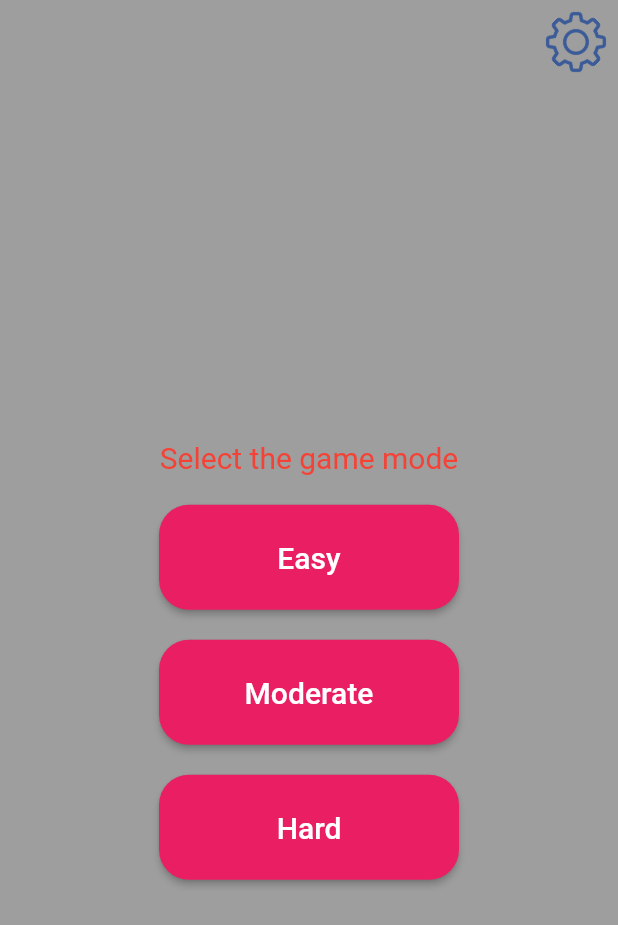
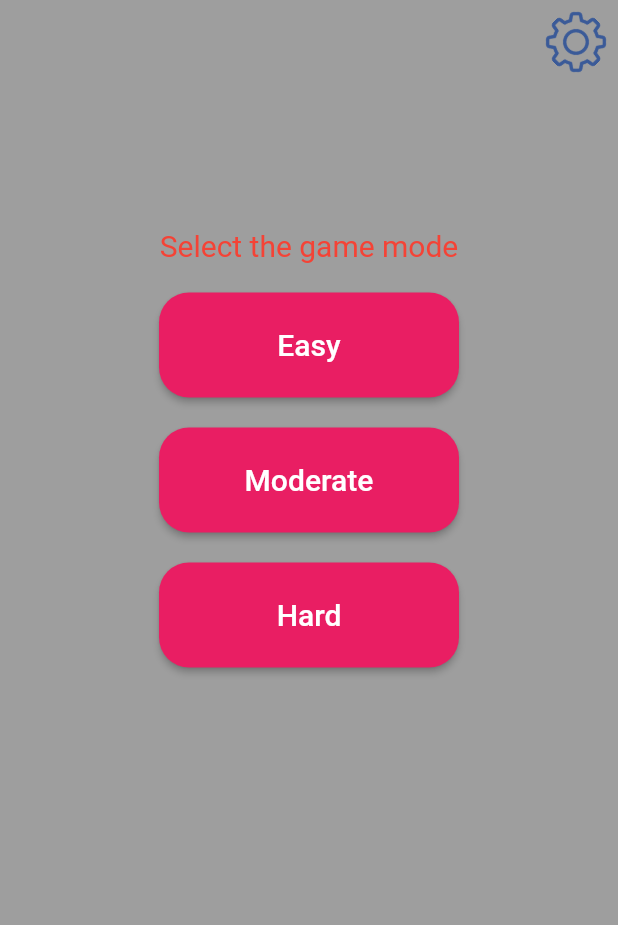
Before and after one commit to WaifuForever/flutter_mine, a Flutter app: the screen it shows after launch, on a phone screen of 412 x 824 dp. Shown: the top 925 px of the screen. Run offline on Flutter 3.47's test engine with Material 2 defaults, Android fonts, the light colour scheme and no system bars.

Commit message:
watch down

```diff
--- a/lib/components/campo_widget.dart
+++ b/lib/components/campo_widget.dart
@@ -1,13 +1,12 @@
 import 'package:flutter/material.dart';
 import '../models/campo.dart';
-
-
 
 class CampoWidget extends StatelessWidget {
 
   final Campo campo;
   final void Function(Campo) onAbrir;
   final void Function(Campo) onAlternarMarcacao;
+
 
   CampoWidget({
     @required this.campo,
@@ -31,15 +30,12 @@ class CampoWidget extends StatelessWidget {
     }
   }
 
-
   @override
   Widget build(BuildContext context) {
    return InkWell(
      onTap: () => onAbrir(campo),
      onLongPress: () => onAlternarMarcacao(campo),
      child: _getImage(),
-
    );
   }
-
 }
--- a/lib/screens/mainPage/menu.dart
+++ b/lib/screens/mainPage/menu.dart
@@ -1,8 +1,9 @@
+import 'package:flutter/cupertino.dart';
 import 'package:flutter/material.dart';
 import 'package:flutter_mine/components/mode_button.dart';
 import 'dart:math' as math;
 
-class Home extends StatefulWidget{
+class Home extends StatefulWidget {
 
   @override
   _Home createState() => _Home();
@@ -11,17 +12,97 @@ class Home extends StatefulWidget{
 
 class _Home extends State<Home>{
 
+  bool show_config = false;
+
   @override
   Widget build(BuildContext context) {
     return MaterialApp(
       home: Scaffold(
-        appBar: _AppBar(),
-        body: Container(
+        body:
+            Container(
               color: Colors.grey,
+              child: Column(
 
+                children: <Widget>[
+                  get_appbar(context),
+
+                  get_menu(context),
+                ],
+              ),
+            ),
+      ),
+    );
+  }
+
+
+  Widget get_appbar(BuildContext context) {
+    double spin = 0.75;
+      return Container(
+        child: SafeArea(
+          child: LayoutBuilder(
+            builder: (context, constraints) {
+              return Container(
+                child: Row(
+                  mainAxisAlignment: MainAxisAlignment.end,
+                  children: <Widget>[
+                    Container(
+                      child: TweenAnimationBuilder(
+                        duration: Duration(seconds: 1),
+                        tween: show_config ? Tween<double>(begin: 0, end: spin * math.pi)
+                            : Tween<double>(begin: 0, end: -spin * math.pi),
+                        builder: (_, double angle, __){
+                          return Transform.rotate(
+                            angle: angle,
+                            child: IconButton(
+                              iconSize: 40,
+                              icon: ImageIcon(
+                                AssetImage("assets/images/icons/config.png"),
+                                color: Color(0xFF3A5A98),
+                              ),
+                              onPressed: () {
+                                setState(() {
+                                  show_config = !show_config;
+                                });
+                              },
+                            ),
+                          );
+                        },
+                      ),
+                    ),
+                  ],
+                ),
+              );
+            },
+          ),
+        ),
+      );
+  }
+
+  Widget get_menu(BuildContext context){
+    return show_config ?  Container(
       child: Center(
         child: Column(
-              mainAxisAlignment: MainAxisAlignment.center,
+          //mainAxisAlignment: MainAxisAlignment.center,
+          children: <Widget>[
+            Text(
+              'Config',
+              style: TextStyle(
+                fontSize: 20,
+                color: Colors.red,
+                fontWeight: FontWeight.normal,
+                decoration: TextDecoration.none,
+              ),
+            ),
+            ModeButton(context, "Easy", [8, 15]),
+          ],
+        ),
+      ),
+    ) : Container(
+      color: Colors.grey,
+      padding: EdgeInsets.fromLTRB(0, 96, 0, 0),
+      child: Center(
+        child: Column(
+          //mainAxisAlignment: MainAxisAlignment.center,
           children: <Widget>[
             Text(
               'Select the game mode',
@@ -38,70 +119,6 @@ class _Home extends State<Home>{
           ],
         ),
       ),
-        ),
-      ),
     );
   }
 }
-
-class _AppBar extends StatefulWidget implements PreferredSizeWidget {
-
-  @override
-  State<StatefulWidget> createState() => _MyAppBar();
-
-  @override
-  Size get preferredSize => Size.fromHeight(60);
-}
-
-class _MyAppBar extends State<_AppBar>{
-  AnimationController controller;
-  bool expanded = false;
-  double spin = 0.75;
-
-
-  @override
-  Widget build(BuildContext context) {
-    return Container(
-      color: Colors.grey,
-      child: SafeArea(
-        child: LayoutBuilder(
-          builder: (context, constraints) {
-            return Container(
-              child: Row(
-                mainAxisAlignment: MainAxisAlignment.end,
-                children: <Widget>[
-
-                  Container(
-                    child: TweenAnimationBuilder(
-                      duration: Duration(seconds: 2),
-                      tween: expanded ? Tween<double>(begin: 0, end: spin * math.pi)
-                                      : Tween<double>(begin: 0, end: -spin * math.pi),
-                      builder: (_, double angle, __){
-                        return Transform.rotate(
-                          angle: angle,
-                          child: IconButton(
-                            iconSize: 40,
-                            icon: ImageIcon(
-                              AssetImage("assets/images/icons/config.png"),
-                              color: Color(0xFF3A5A98),
-                            ),
-                            onPressed: () {
-                              setState(() {
-                                expanded = !expanded;
-                                print(expanded.toString() + ' $spin');
-                              });
-                            },
-                          ),
-                        );
-                       },
-                    ),
-                  ),
-                ],
-              ),
-            );
-          },
-        ),
-      ),
-    );
-  }
-}
```
Lines whose indentation alone changed are shown as unchanged.
